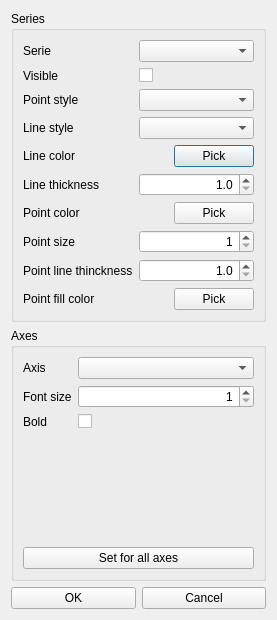
Before: the Qt Designer form src/gui/adjustplotvisualsdialog.ui in echmet/CEval, drawn with Qt 5.
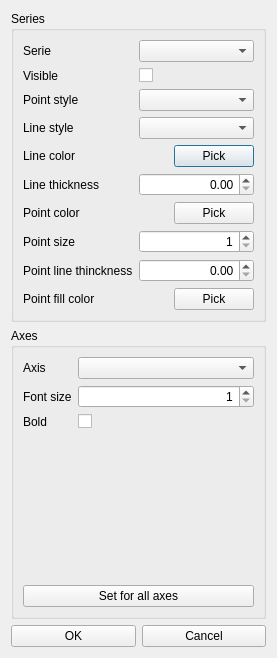
After: the same form once the commit is applied.

Commit message: Allow for zero line and point line width, increase the precision with which the width can be entered

The edit to the form file:
```diff
--- a/src/gui/adjustplotvisualsdialog.ui
+++ b/src/gui/adjustplotvisualsdialog.ui
@@ -7,7 +7,7 @@
     <x>0</x>
     <y>0</y>
     <width>277</width>
-    <height>620</height>
+    <height>658</height>
    </rect>
   </property>
   <property name="windowTitle">
@@ -92,10 +92,13 @@
            <set>Qt::AlignRight|Qt::AlignTrailing|Qt::AlignVCenter</set>
           </property>
           <property name="decimals">
-           <number>1</number>
+           <number>2</number>
           </property>
           <property name="minimum">
-           <double>1.000000000000000</double>
+           <double>0.000000000000000</double>
+          </property>
+          <property name="singleStep">
+           <double>0.100000000000000</double>
           </property>
          </widget>
         </item>
@@ -199,10 +202,13 @@
            <set>Qt::AlignRight|Qt::AlignTrailing|Qt::AlignVCenter</set>
           </property>
           <property name="decimals">
-           <number>1</number>
+           <number>2</number>
           </property>
           <property name="minimum">
-           <double>1.000000000000000</double>
+           <double>0.000000000000000</double>
+          </property>
+          <property name="singleStep">
+           <double>0.100000000000000</double>
           </property>
          </widget>
         </item>
```
